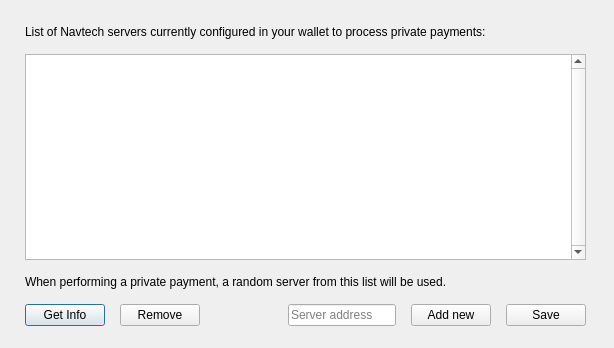
FusionChain/navcoin-core, file src/qt/softnodesetup.ui: the form before one commit.
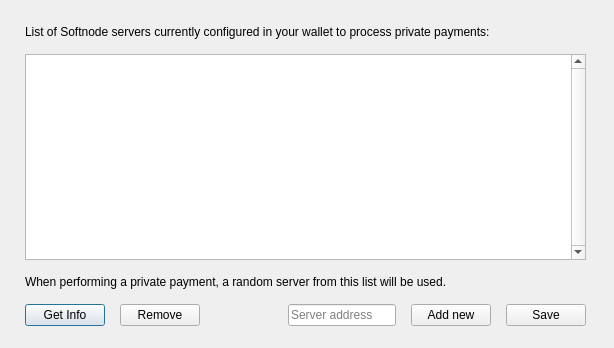
The form after the commit.

The edit to the form file:
```diff
--- a/src/qt/softnodesetup.ui
+++ b/src/qt/softnodesetup.ui
@@ -59,7 +59,7 @@
        </size>
       </property>
       <property name="text">
-       <string>List of Navtech servers currently configured in your wallet to process private payments:</string>
+       <string>List of Softnode servers currently configured in your wallet to process private payments:</string>
       </property>
       <property name="wordWrap">
        <bool>true</bool>
```
